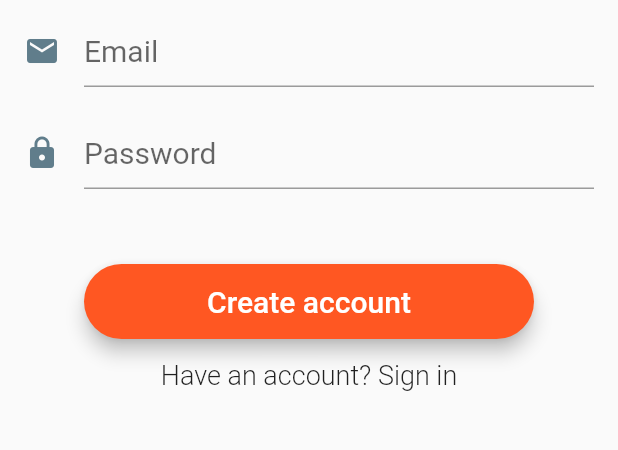
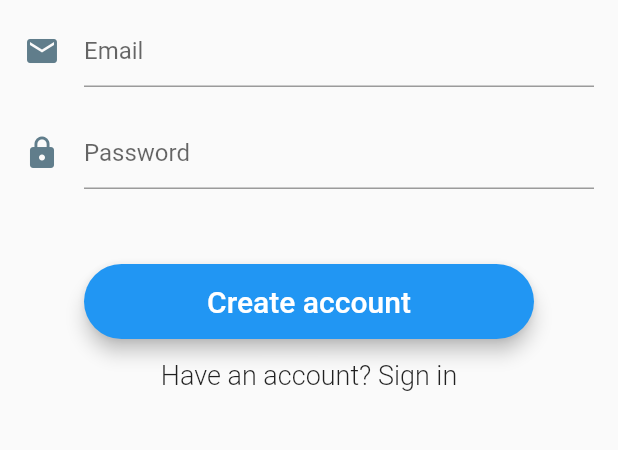
Before and after one commit to NotAxel/Matchup, a Flutter app: the screen it shows after launch, after a tap on "Login", after a tap on "Create an account", on a phone screen of 412 x 824 dp, the part 420-870 px from its top. Run offline on Flutter 3.47's test engine with Material 2 defaults, Android fonts, the light colour scheme and no system bars; our stand-ins replace cloud_firestore, firebase_auth; accounts and stored records are empty; Roboto replaces fonts that are missing (Montserrat).

Commit message:
created widgets folder and began refactoring commonly used widgets out of pages

```diff
--- a/lib/Pages/chatPage.dart
+++ b/lib/Pages/chatPage.dart
@@ -5,7 +5,7 @@ import 'package:matchup/bizlogic/User.dart';
 import 'package:matchup/bizlogic/message.dart';
 import 'package:matchup/bizlogic/constants.dart';
 import 'package:matchup/bizlogic/chatPageLogic.dart';
-import 'package:matchup/Pages/loadingCircle.dart';
+import 'package:matchup/Widgets/loadingCircle.dart';
 
 class ChatPage extends StatefulWidget {
   final User user;
--- a/lib/Pages/loginSignupPage.dart
+++ b/lib/Pages/loginSignupPage.dart
@@ -1,10 +1,10 @@
 import 'package:flutter/material.dart';
-import 'package:matchup/Pages/errorMessage.dart';
-import 'package:matchup/Pages/loadingCircle.dart';
+import 'package:matchup/Widgets/errorMessage.dart';
+import 'package:matchup/Widgets/loadingCircle.dart';
+import 'package:matchup/Widgets/passwordFormField.dart';
 import 'package:matchup/bizlogic/authProvider.dart';
 import 'package:matchup/bizlogic/authentication.dart';
 import 'package:matchup/bizlogic/emailValidator.dart';
-import 'package:matchup/bizlogic/passwordValidator.dart';
 import 'package:matchup/bizlogic/validator.dart';
 import 'userInfoEntryPage.dart';
 
@@ -20,10 +20,9 @@ class LogInSignupPage extends StatefulWidget {
 
 class _LogInSignupPageState extends State<LogInSignupPage> {
   _LogInSignupPageState();
-  TextStyle style = TextStyle(fontFamily: 'Montserrat', fontSize: 20.0);
   String _email;
-  String _password;
-  String _errorMessage;
+  PasswordFormField _passwordFormField = new PasswordFormField();
+  ErrorMessage _errorMessage = new ErrorMessage();
 
   bool _isLoginForm;
   bool _isLoading;
@@ -31,7 +30,7 @@ class _LogInSignupPageState extends State<LogInSignupPage> {
 
   @override
   void initState() {
-    _errorMessage = "";
+    _errorMessage.setMessage = null;
     _isLoading = false;
     _isLoginForm = true;
     super.initState();
@@ -39,9 +38,9 @@ class _LogInSignupPageState extends State<LogInSignupPage> {
 
   void resetForm(){
     _formKey.currentState.reset();
-    _errorMessage = "";
+    _errorMessage.setMessage = null;
     _email = null;
-    _password = null;
+    _passwordFormField.setPassword = null;
   }
 
   void toggleFormMode() {
@@ -71,7 +70,6 @@ class _LogInSignupPageState extends State<LogInSignupPage> {
             key: Key('email'),
             obscureText: false,
             maxLines: 1,
-            style: style,
             autofocus: false,
             keyboardType: TextInputType.emailAddress,
             decoration: InputDecoration(
@@ -88,31 +86,6 @@ class _LogInSignupPageState extends State<LogInSignupPage> {
     );
   }
 
-  Widget showPasswordField(){
-    Validator passwordValidator = PasswordValidator();
-    return Flexible(
-      child: Padding(
-        padding: EdgeInsets.fromLTRB(0.0, 20, 0, 50.0),
-        child: new TextFormField(
-            key: Key('password'),
-            maxLines: 1,
-            obscureText: true,
-            autofocus: false,
-            style: style,
-            decoration: InputDecoration(
-                //contentPadding: EdgeInsets.fromLTRB(20.0, 15.0, 20.0, 15.0),
-                hintText: "Password",
-                icon: new Icon(Icons.lock,
-                color: Colors.blueGrey
-                )),
-            validator: (value) => passwordValidator.validate(value),
-            onSaved: (value) => _password = passwordValidator.save(value),
-        ),
-      ),
-      fit: FlexFit.loose,
-      flex: 1
-    );
-  }
 
   // https://stackoverflow.com/questions/50293503/how-to-set-the-width-of-a-raisedbutton-in-flutter
   Widget showLogInButton(){
@@ -125,7 +98,7 @@ class _LogInSignupPageState extends State<LogInSignupPage> {
           elevation: 5.0,
           shape: new RoundedRectangleBorder(
               borderRadius: new BorderRadius.circular(30.0)),
-          color: Colors.deepOrange,
+          color: Colors.blue,
           child: new Text(_isLoginForm ? 'Login' : 'Create account',
               style: new TextStyle(fontSize: 20.0, color: Colors.white)),
           onPressed: validateAndSubmit,
@@ -175,7 +148,7 @@ class _LogInSignupPageState extends State<LogInSignupPage> {
   void validateAndSubmit() async {
     final BaseAuth auth = AuthProvider.of(context).auth;
     setState(() {
-      _errorMessage = "";
+      _errorMessage.setMessage = null;
       _isLoading = true;
     });
     if (validateAndSave()) {
@@ -185,11 +158,11 @@ class _LogInSignupPageState extends State<LogInSignupPage> {
         if (_isLoginForm) {
           // use this future to test the loading icon
           print("calling sign in function");
-          userId = await auth.signIn(_email, _password);
+          userId = await auth.signIn(_email, _passwordFormField.getPassword);
           print('Signed in: $userId');
         } else {
           print("calling sign up function");
-          userId = await auth.signUp(_email, _password);
+          userId = await auth.signUp(_email, _passwordFormField.getPassword);
           //widget.auth.sendEmailVerification();
           //_showVerifyEmailSentDialog();
           print('Signed up user: $userId');
@@ -233,10 +206,10 @@ class _LogInSignupPageState extends State<LogInSignupPage> {
             children: <Widget>[
               showLogo(),
               showEmailField(),
-              showPasswordField(),
+              _passwordFormField.buildPasswordField(),
               showLogInButton(),
               showSwitchButton(),
-              ErrorMessage.showErrorMessage(_errorMessage),
+              _errorMessage.buildErrorMessage(),
             ],
           ),
         )
--- a/lib/Pages/profilePage.dart
+++ b/lib/Pages/profilePage.dart
@@ -1,6 +1,6 @@
 import 'package:flutter/material.dart';
 import 'package:matchup/Pages/homepage.dart';
-import 'package:matchup/Pages/loadingCircle.dart';
+import 'package:matchup/Widgets/loadingCircle.dart';
 import 'package:matchup/bizlogic/User.dart';
 import 'package:matchup/bizlogic/constants.dart';
 import 'package:matchup/bizlogic/userProvider.dart';
--- a/lib/Pages/userInfoEntryPage.dart
+++ b/lib/Pages/userInfoEntryPage.dart
@@ -1,5 +1,5 @@
 import 'package:cloud_firestore/cloud_firestore.dart';
-import 'package:matchup/Pages/loadingCircle.dart';
+import 'package:matchup/Widgets/loadingCircle.dart';
 import 'package:matchup/bizlogic/constants.dart' as con;
 import 'package:firebase_auth/firebase_auth.dart';
 import 'package:flutter/material.dart';
--- a/lib/Pages/errorMessage.dart
+++ b/lib/Widgets/errorMessage.dart
@@ -1,10 +1,17 @@
 import 'package:flutter/material.dart';
 
 class ErrorMessage{
-  static Widget showErrorMessage(String errorMessage) {
-    if(errorMessage.length > 0 && errorMessage != null) {
+  String _message;
+
+  ErrorMessage();
+
+  String get getMessage => _message;
+  set setMessage(String message) { _message = message; }
+
+  Widget buildErrorMessage() {
+    if(_message != null && _message.length > 0) {
       return new Text (
-        errorMessage,
+        _message,
         key: Key("error message"),
         softWrap: true,
         style: TextStyle(
--- /dev/null
+++ b/lib/Widgets/passwordFormField.dart
@@ -0,0 +1,37 @@
+import 'package:flutter/material.dart';
+import 'package:matchup/bizlogic/passwordValidator.dart';
+import 'package:matchup/bizlogic/validator.dart';
+
+class PasswordFormField{
+  String _password;
+
+  PasswordFormField();
+
+  String get getPassword => _password;
+  set setPassword(String password) { _password = password; }
+
+  Widget buildPasswordField(){
+    Validator passwordValidator = PasswordValidator();
+    return Flexible(
+      child: Padding(
+        padding: EdgeInsets.fromLTRB(0.0, 20, 0, 50.0),
+        child: new TextFormField(
+            key: Key('password'),
+            maxLines: 1,
+            obscureText: true,
+            autofocus: false,
+            decoration: InputDecoration(
+                //contentPadding: EdgeInsets.fromLTRB(20.0, 15.0, 20.0, 15.0),
+                hintText: "Password",
+                icon: new Icon(Icons.lock,
+                color: Colors.blueGrey
+                )),
+            validator: (value) => passwordValidator.validate(value),
+            onSaved: (value) => _password = passwordValidator.save(value),
+        ),
+      ),
+      fit: FlexFit.loose,
+      flex: 1
+    );
+  }
+}
```
Also changed, not shown: lib/Pages/rootPage.dart (+10 -35 lines), lib/Widgets/loadingCircle.dart (renamed from lib/Pages/loadingCircle.dart).
